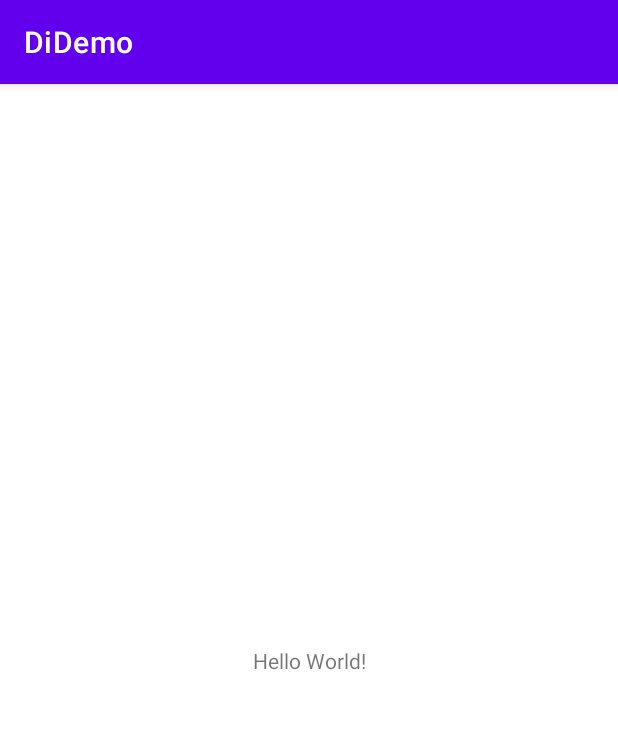
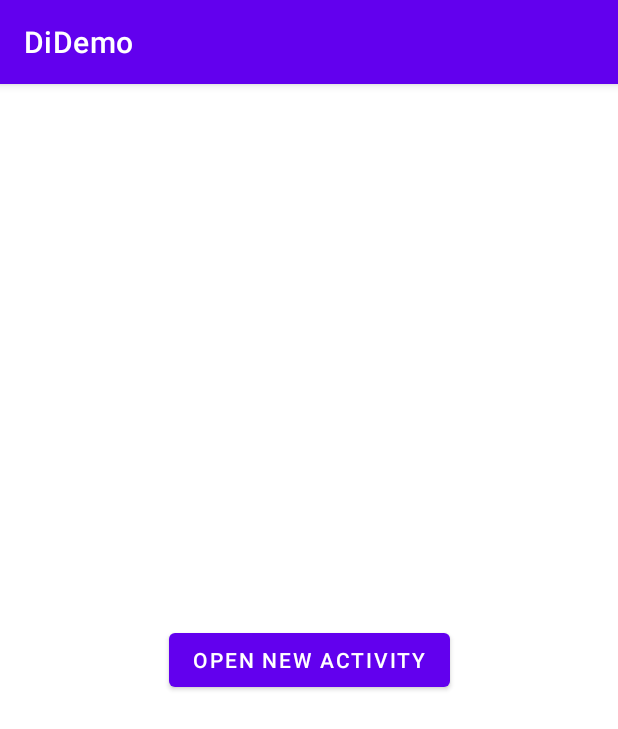
Before and after one commit to validi/DI_Demo, an Android app: the screen it shows after launch (MainActivity), on a phone screen of 412 x 824 dp. Shown: the top 729 px of the screen. Run offline under Robolectric (Android 15) with nearby library versions, the phone set to English and light mode, and no system bars; our stand-ins replace Dagger/Hilt's generated code.

```diff
--- a/app/src/main/AndroidManifest.xml
+++ b/app/src/main/AndroidManifest.xml
@@ -10,6 +10,9 @@
         android:roundIcon="@mipmap/ic_launcher_round"
         android:supportsRtl="true"
         android:theme="@style/Theme.DiDemo">
+        <activity android:name=".MainActivity2"
+            android:parentActivityName=".MainActivity"
+            ></activity>
         <activity android:name=".MainActivity">
             <intent-filter>
                 <action android:name="android.intent.action.MAIN" />
--- a/app/src/main/java/com/aurora/didemo/MainActivity.java
+++ b/app/src/main/java/com/aurora/didemo/MainActivity.java
@@ -1,7 +1,10 @@
 package com.aurora.didemo;
 
 
+import android.content.Intent;
 import android.os.Bundle;
+import android.view.View;
+import android.widget.Button;
 
 import androidx.appcompat.app.AppCompatActivity;
 
@@ -25,6 +28,22 @@ public class MainActivity extends AppCompatActivity {
        // smartPhoneComponent.inject(this);
         smartPhone.makeACall();
 
+        Button button= (Button) findViewById(R.id.button);
+        button.setOnClickListener(new View.OnClickListener() {
+            @Override
+            public void onClick(View view) {
+                Intent intent=new Intent(getApplicationContext(),MainActivity2.class);
+                startActivity(intent);
+            }
+        });
 
     }
+
+//    public void onClick(View view) {
+//        switch (view.getId()){
+//            case R.id.button:
+//                Intent intent=new Intent(getApplicationContext(),MainActivity2.class);
+//                startActivity(intent);
+//        }
+//    }
 }
--- a/app/src/main/java/com/aurora/didemo/SmartPhone.java
+++ b/app/src/main/java/com/aurora/didemo/SmartPhone.java
@@ -1,15 +1,21 @@
 package com.aurora.didemo;
 
+import android.icu.text.SimpleDateFormat;
+import android.icu.util.Calendar;
 import android.util.Log;
 
 import javax.inject.Inject;
+import javax.inject.Singleton;
 
+@Singleton
 public class SmartPhone {
 
     private Battery battery;
     private MemoryCard memoryCard;
     private SIMCard simCard;
     private static final String TAG = "SmartPhone";
+    String time;
+
 
     @Inject
     public SmartPhone(Battery battery, MemoryCard memoryCard, SIMCard simCard) {
@@ -17,10 +23,17 @@ public class SmartPhone {
         this.memoryCard = memoryCard;
         this.simCard = simCard;
         battery.ShowType();
+
+        if (android.os.Build.VERSION.SDK_INT >= android.os.Build.VERSION_CODES.N) {
+            SimpleDateFormat dateFormat = new SimpleDateFormat("EEE, d MMM yyyy, HH:mm:ss");
+            time = dateFormat.format(Calendar.getInstance().getTime());
+        }
+
     }
 
 
-    public void makeACall(){
+    public void makeACall() {
         Log.d(TAG, " making a call......... ");
+        Log.d(TAG, " created time is " + time);
     }
 }
--- a/app/src/main/java/com/aurora/didemo/SmartPhoneComponent.java
+++ b/app/src/main/java/com/aurora/didemo/SmartPhoneComponent.java
@@ -1,7 +1,10 @@
 package com.aurora.didemo;
+
+import javax.inject.Singleton;
 
 import dagger.Component;
 
+@Singleton
 @Component(modules = {MemoryCardModule.class,NCBatteryModule.class})
 public interface SmartPhoneComponent {
 
--- a/app/src/main/res/layout/activity_main.xml
+++ b/app/src/main/res/layout/activity_main.xml
@@ -6,13 +6,14 @@
     android:layout_height="match_parent"
     tools:context=".MainActivity">
 
-    <TextView
+    <Button
+        android:id="@+id/button"
         android:layout_width="wrap_content"
         android:layout_height="wrap_content"
-        android:text="Hello World!"
+        android:text="open New Activity"
+
         app:layout_constraintBottom_toBottomOf="parent"
-        app:layout_constraintLeft_toLeftOf="parent"
-        app:layout_constraintRight_toRightOf="parent"
+        app:layout_constraintEnd_toEndOf="parent"
+        app:layout_constraintStart_toStartOf="parent"
         app:layout_constraintTop_toTopOf="parent" />
-
 </androidx.constraintlayout.widget.ConstraintLayout>
```
Also changed, not shown: app/src/main/java/com/aurora/didemo/MainActivity2.java (added, +29 -0 lines), app/src/main/res/layout/activity_main2.xml (added, +10 -0 lines).
